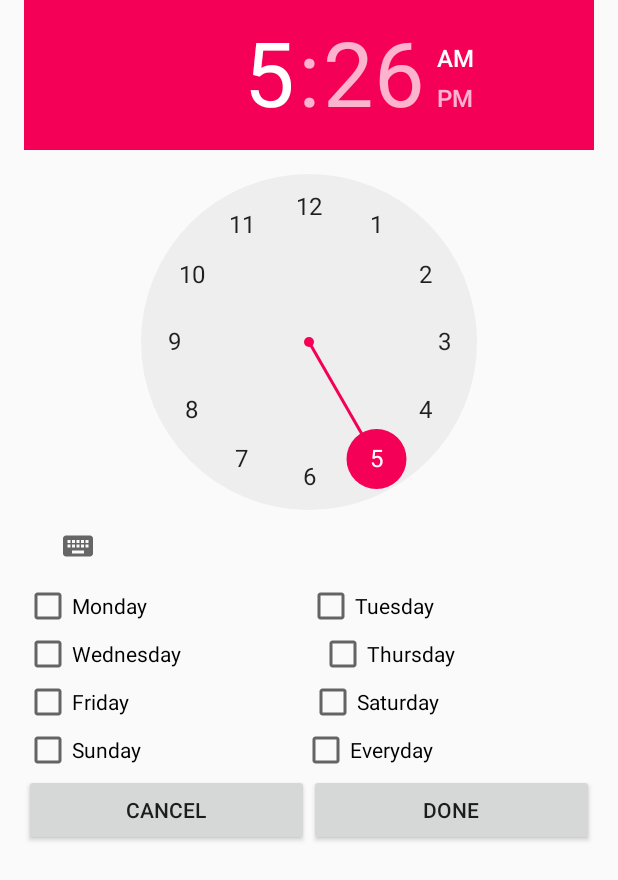
After one commit to NikhilR129/ForgetItNot, an Android app: the TimePickerActivity screen opened directly, with no data from a screen before it, on a phone screen of 412 x 824 dp. The commit adds this screen. Shown: the top 880 px of the screen. Run offline under Robolectric (Android 15) with nearby library versions, the phone set to English and light mode, and no system bars.

```diff
--- a/app/src/main/java/com/example/nikhilr129/forgetitnot/TimePickerFragment.java
+++ b/app/src/main/java/com/example/nikhilr129/forgetitnot/Fragments/TimePickerFragment.java
@@ -1,4 +1,4 @@
-package com.example.nikhilr129.forgetitnot;
+package com.example.nikhilr129.forgetitnot.Fragments;
 
 import android.app.Activity;
 import android.app.Dialog;
@@ -32,11 +32,11 @@ public  class TimePickerFragment extends DialogFragment
                 DateFormat.is24HourFormat(getActivity()));
     }
     public interface OnDataPass {
-        public void onDataPass(String data1,String data2);
+        public void onDataPass(int data1,int data2);
     }
     public void onTimeSet(TimePicker view, int hourOfDay, int minute) {
         // Do something with the time chosen by the user
-        dataPasser.onDataPass(hourOfDay+"",minute+"");
+        dataPasser.onDataPass(hourOfDay,minute);
     }
     OnDataPass dataPasser;
 
--- /dev/null
+++ b/app/src/main/java/com/example/nikhilr129/forgetitnot/Helpers/TimePickerActivity.java
@@ -0,0 +1,87 @@
+package com.example.nikhilr129.forgetitnot.Helpers;
+
+import android.app.Activity;
+import android.content.Intent;
+import android.support.v7.app.AppCompatActivity;
+import android.os.Bundle;
+import android.view.View;
+import android.widget.Button;
+import android.widget.CheckBox;
+import android.widget.TimePicker;
+import android.widget.Toast;
+
+import com.example.nikhilr129.forgetitnot.R;
+
+public class TimePickerActivity extends AppCompatActivity {
+
+    Intent returnintent;
+    boolean already_checked;
+
+    TimePickerActivity()
+    {
+        returnintent=new Intent();
+        already_checked=false;
+    }
+    @Override
+    protected void onCreate(Bundle savedInstanceState) {
+        super.onCreate(savedInstanceState);
+        setContentView(R.layout.activity_time_picker);
+        TimePicker tp=(TimePicker)findViewById(R.id.timePicker);
+
+        final CheckBox ed=(CheckBox)findViewById(R.id.everyday),mon=(CheckBox)findViewById(R.id.mon),
+        tue=(CheckBox)findViewById(R.id.tue),wed=(CheckBox)findViewById(R.id.wed),
+        thurs=(CheckBox)findViewById(R.id.thurs),fri=(CheckBox)findViewById(R.id.fri),
+        sat=(CheckBox)findViewById(R.id.sat),sun=(CheckBox)findViewById(R.id.sun);
+
+        Button cancel=(Button)findViewById(R.id.cancel),done=(Button)findViewById(R.id.done);
+        cancel.setOnClickListener(new View.OnClickListener() {
+            @Override
+            public void onClick(View view) {
+                setResult(Activity.RESULT_CANCELED, returnintent);
+                finish();
+            }
+        });
+        done.setOnClickListener(new View.OnClickListener() {
+            @Override
+            public void onClick(View view) {
+                if(!(mon.isSelected() || tue.isSelected() || wed.isSelected() || thurs.isSelected() ||fri.isSelected() || sat.isSelected() || sun.isSelected()))
+                {
+                    Toast.makeText(TimePickerActivity.this, "Please select atleast one day", Toast.LENGTH_SHORT).show();
+                    return;
+                }
+                returnintent.putExtra("hello","world");
+                setResult(Activity.RESULT_OK,returnintent);
+                finish();
+            }
+        });
+
+        ed.setOnClickListener(new View.OnClickListener() {
+            @Override
+            public void onClick(View view) {
+                if(already_checked)
+                {
+                    mon.setChecked(false);
+                    tue.setChecked(false);
+                    wed.setChecked(false);
+                    thurs.setChecked(false);
+                    fri.setChecked(false);
+                    sat.setChecked(false);
+                    sun.setChecked(false);
+                    already_checked=false;
+                }
+                else
+                {
+                    mon.setChecked(true);
+                    tue.setChecked(true);
+                    wed.setChecked(true);
+                    thurs.setChecked(true);
+                    fri.setChecked(true);
+                    sat.setChecked(true);
+                    sun.setChecked(true);
+                    already_checked=true;
+                }
+
+            }
+        });
+    }
+}
--- /dev/null
+++ b/app/src/main/res/layout/activity_time_picker.xml
@@ -0,0 +1,129 @@
+<?xml version="1.0" encoding="utf-8"?>
+<LinearLayout xmlns:android="http://schemas.android.com/apk/res/android"
+    android:layout_width="match_parent"
+    android:layout_height="wrap_content"
+    android:paddingLeft="16dp"
+    android:paddingRight="16dp"
+    android:orientation="vertical" >
+
+    <TimePicker
+        android:id="@+id/timePicker"
+        android:layout_width="wrap_content"
+        android:layout_height="wrap_content"
+        android:layout_weight="1" />
+
+    <LinearLayout
+        android:layout_width="match_parent"
+        android:layout_height="match_parent"
+        android:layout_weight="1"
+        android:orientation="vertical">
+
+        <LinearLayout
+            android:layout_width="match_parent"
+            android:layout_height="match_parent"
+            android:layout_weight="1"
+            android:orientation="horizontal">
+
+            <CheckBox
+                android:id="@+id/mon"
+                android:layout_width="wrap_content"
+                android:layout_height="wrap_content"
+                android:layout_weight="1"
+                android:text="Monday" />
+
+            <CheckBox
+                android:id="@+id/tue"
+                android:layout_width="wrap_content"
+                android:layout_height="wrap_content"
+                android:layout_weight="1"
+                android:text="Tuesday" />
+        </LinearLayout>
+
+        <LinearLayout
+            android:layout_width="match_parent"
+            android:layout_height="match_parent"
+            android:layout_weight="1"
+            android:orientation="horizontal">
+
+            <CheckBox
+                android:id="@+id/wed"
+                android:layout_width="wrap_content"
+                android:layout_height="wrap_content"
+                android:layout_weight="1"
+                android:text="Wednesday" />
+
+            <CheckBox
+                android:id="@+id/thurs"
+                android:layout_width="wrap_content"
+                android:layout_height="wrap_content"
+                android:layout_weight="1"
+                android:text="Thursday" />
+        </LinearLayout>
+
+        <LinearLayout
+            android:layout_width="match_parent"
+            android:layout_height="match_parent"
+            android:layout_weight="1"
+            android:orientation="horizontal">
+
+            <CheckBox
+                android:id="@+id/fri"
+                android:layout_width="match_parent"
+                android:layout_height="wrap_content"
+                android:layout_weight="1"
+                android:text="Friday" />
+
+            <CheckBox
+                android:id="@+id/sat"
+                android:layout_width="match_parent"
+                android:layout_height="wrap_content"
+                android:layout_weight="1"
+                android:text="Saturday" />
+        </LinearLayout>
+
+        <LinearLayout
+            android:layout_width="match_parent"
+            android:layout_height="match_parent"
+            android:layout_weight="1"
+            android:orientation="horizontal">
+
+            <CheckBox
+                android:id="@+id/sun"
+                android:layout_width="wrap_content"
+                android:layout_height="wrap_content"
+                android:layout_weight="1"
+                android:text="Sunday" />
+
+            <CheckBox
+                android:id="@+id/everyday"
+                android:layout_width="wrap_content"
+                android:layout_height="wrap_content"
+                android:layout_weight="1"
+                android:text="Everyday" />
+
+        </LinearLayout>
+
+    </LinearLayout>
+
+    <LinearLayout
+        android:layout_width="match_parent"
+        android:layout_height="match_parent"
+        android:layout_weight="1"
+        android:orientation="horizontal">
+
+        <Button
+            android:id="@+id/cancel"
+            android:layout_width="wrap_content"
+            android:layout_height="wrap_content"
+            android:layout_weight="1"
+            android:text="Cancel" />
+
+        <Button
+            android:id="@+id/done"
+            android:layout_width="wrap_content"
+            android:layout_height="wrap_content"
+            android:layout_weight="1"
+            android:text="DONE" />
+    </LinearLayout>
+
+</LinearLayout>
```
Also changed, not shown: app/build.gradle (+5 -5 lines), app/src/main/AndroidManifest.xml (+10 -5 lines), app/src/main/java/com/example/nikhilr129/forgetitnot/Helpers/ContactPickerActivity.java (added, +15 -0 lines), app/src/main/java/com/example/nikhilr129/forgetitnot/Helpers/LocationPickerActivity.java (added, +67 -0 lines), app/src/main/java/com/example/nikhilr129/forgetitnot/event/EventAdapter.java (+36 -3 lines), app/src/main/java/com/example/nikhilr129/forgetitnot/event/EventSelection.java (+71 -2 lines), app/src/main/java/com/example/nikhilr129/forgetitnot/splash/SplashScreen.java (+7 -6 lines), app/src/main/res/layout/activity_contact_picker.xml (added, +9 -0 lines), app/src/main/res/layout/activity_location_picker.xml (added, +7 -0 lines).
